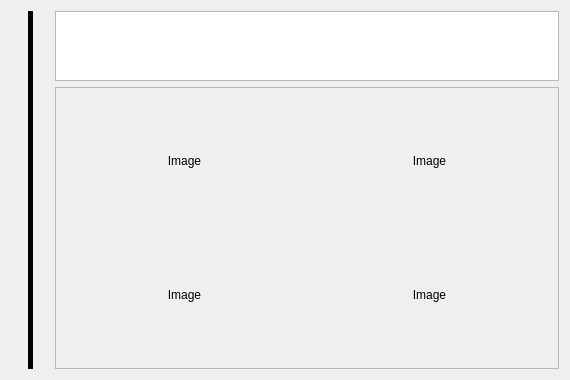
RetroShare/RetroShare, file retroshare-gui/src/gui/TheWire/PulseMessage.ui: the form before one commit.
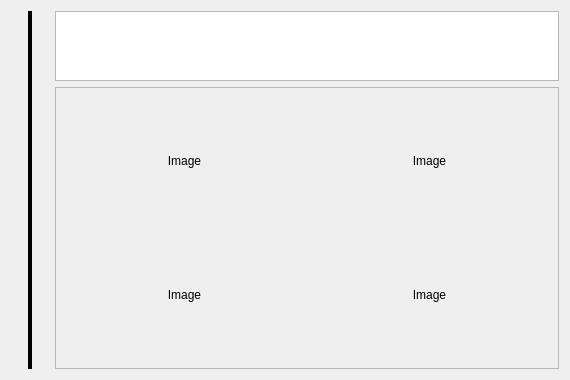
The form after the commit.

The edit to the form file:
```diff
--- a/retroshare-gui/src/gui/TheWire/PulseMessage.ui
+++ b/retroshare-gui/src/gui/TheWire/PulseMessage.ui
@@ -38,7 +38,7 @@
          <enum>QFrame::Plain</enum>
         </property>
         <property name="lineWidth">
-         <number>5</number>
+         <number>4</number>
         </property>
         <property name="orientation">
          <enum>Qt::Vertical</enum>
```
